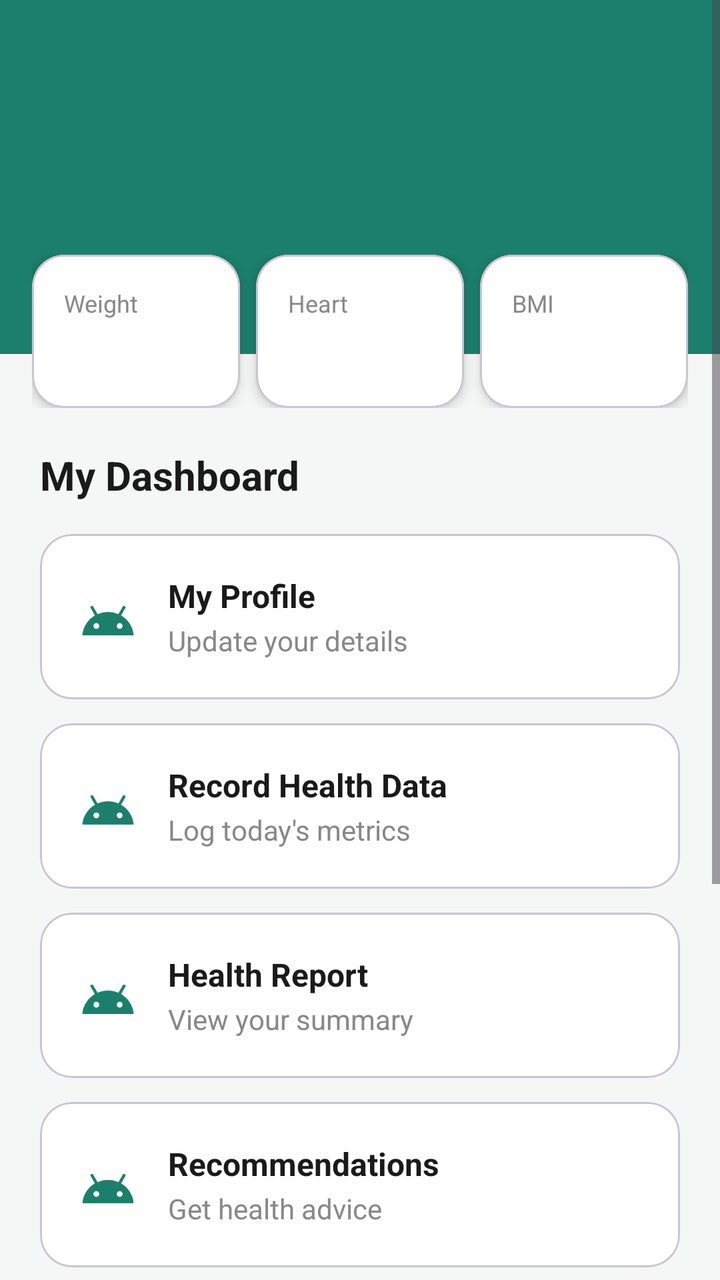
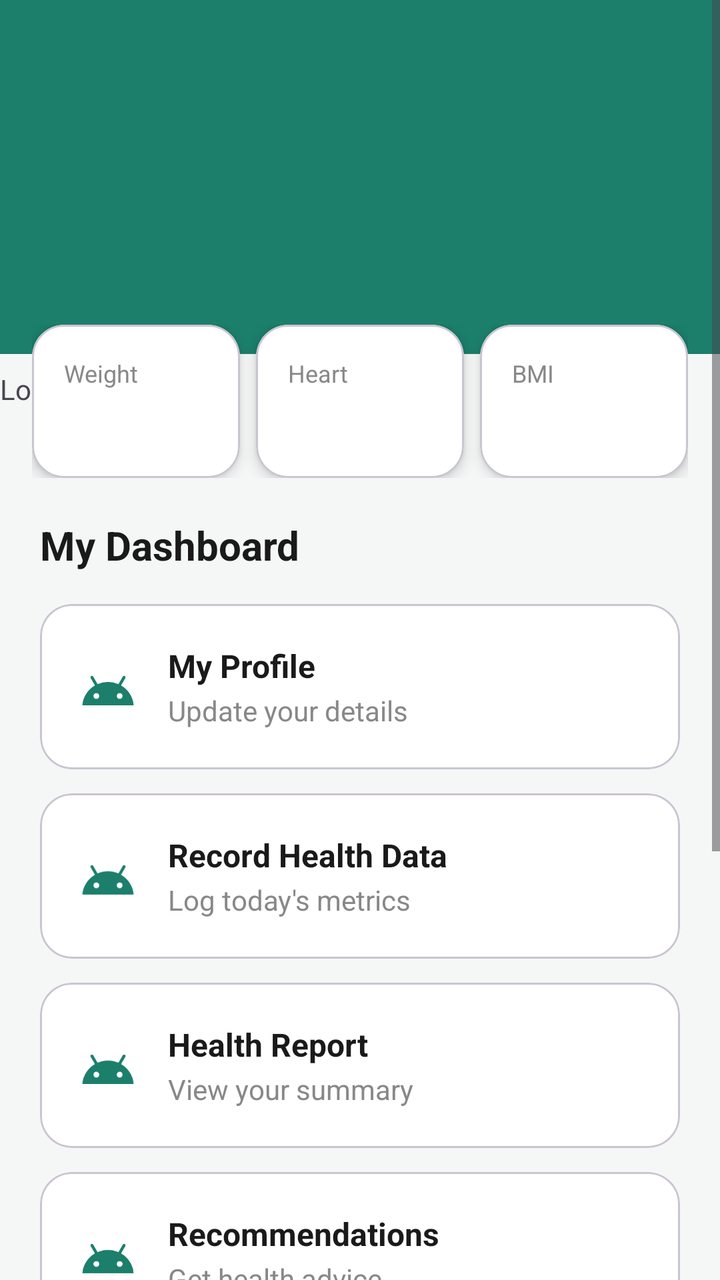

Two renders of the same Android screen: before a commit and after it. Below are the layout's source before the change and the commit's diff.
<!-- AndroidManifest.xml: application theme Theme.HealthierU -->
<!-- res/layout/activity_dashboard.xml -->
<?xml version="1.0" encoding="utf-8"?>
<ScrollView xmlns:android="http://schemas.android.com/apk/res/android"
    xmlns:app="http://schemas.android.com/apk/res-auto"
    android:layout_width="match_parent"
    android:layout_height="match_parent"
    android:background="#F4F7F6">

    <LinearLayout
        android:layout_width="match_parent"
        android:layout_height="wrap_content"
        android:orientation="vertical">

        
        <LinearLayout
            android:layout_width="match_parent"
            android:layout_height="wrap_content"
            android:background="@color/primary"
            android:orientation="vertical"
            android:paddingStart="24dp"
            android:paddingTop="40dp"
            android:paddingEnd="24dp"
            android:paddingBottom="70dp">

            <TextView
                android:id="@+id/tvGreeting"
                android:layout_width="wrap_content"
                android:layout_height="wrap_content"
                android:textColor="@android:color/white"
                android:textSize="28sp"
                android:textStyle="bold" />

            <TextView
                android:id="@+id/tvGoal"
                android:layout_width="wrap_content"
                android:layout_height="wrap_content"
                android:layout_marginTop="8dp"
                android:textColor="#CCFFFFFF"
                android:textSize="16sp" />
        </LinearLayout>

        
        <LinearLayout
            android:layout_width="match_parent"
            android:layout_height="wrap_content"
            android:layout_marginStart="16dp"
            android:layout_marginTop="-50dp"
            android:layout_marginEnd="16dp"
            android:orientation="horizontal"
            android:elevation="8dp">

            
            <com.google.android.material.card.MaterialCardView
                android:layout_width="0dp"
                android:layout_height="wrap_content"
                android:layout_marginEnd="8dp"
                android:layout_weight="1"
                app:cardBackgroundColor="@android:color/white"
                app:cardCornerRadius="16dp"
                app:cardElevation="4dp">
                <LinearLayout
                    android:layout_width="match_parent"
                    android:layout_height="wrap_content"
                    android:orientation="vertical"
                    android:padding="16dp">
                    <TextView android:layout_width="wrap_content" android:layout_height="wrap_content" android:text="Weight" android:textColor="#888888" android:textSize="12sp" />
                    <TextView android:id="@+id/tvWeight" android:layout_width="wrap_content" android:layout_height="wrap_content" android:layout_marginTop="4dp" android:textColor="#1A1A1A" android:textSize="18sp" android:textStyle="bold" />
                </LinearLayout>
            </com.google.android.material.card.MaterialCardView>

            
            <com.google.android.material.card.MaterialCardView
                android:layout_width="0dp"
                android:layout_height="wrap_content"
                android:layout_marginEnd="8dp"
                android:layout_weight="1"
                app:cardBackgroundColor="@android:color/white"
                app:cardCornerRadius="16dp"
                app:cardElevation="4dp">
                <LinearLayout
                    android:layout_width="match_parent"
                    android:layout_height="wrap_content"
                    android:orientation="vertical"
                    android:padding="16dp">
                    <TextView android:layout_width="wrap_content" android:layout_height="wrap_content" android:text="Heart" android:textColor="#888888" android:textSize="12sp" />
                    <TextView android:id="@+id/tvHeart" android:layout_width="wrap_content" android:layout_height="wrap_content" android:layout_marginTop="4dp" android:textColor="@color/coral" android:textSize="18sp" android:textStyle="bold" />
                </LinearLayout>
            </com.google.android.material.card.MaterialCardView>

            
            <com.google.android.material.card.MaterialCardView
                android:layout_width="0dp"
                android:layout_height="wrap_content"
                android:layout_weight="1"
                app:cardBackgroundColor="@android:color/white"
                app:cardCornerRadius="16dp"
                app:cardElevation="4dp">
                <LinearLayout
                    android:layout_width="match_parent"
                    android:layout_height="wrap_content"
                    android:orientation="vertical"
                    android:padding="16dp">
                    <TextView android:layout_width="wrap_content" android:layout_height="wrap_content" android:text="BMI" android:textColor="#888888" android:textSize="12sp" />
                    <TextView android:id="@+id/tvBmi" android:layout_width="wrap_content" android:layout_height="wrap_content" android:layout_marginTop="4dp" android:textColor="@color/primary" android:textSize="18sp" android:textStyle="bold" />
                </LinearLayout>
            </com.google.android.material.card.MaterialCardView>
        </LinearLayout>

        
        <LinearLayout
            android:layout_width="match_parent"
            android:layout_height="wrap_content"
            android:orientation="vertical"
            android:padding="20dp">

            <TextView
                android:layout_width="wrap_content"
                android:layout_height="wrap_content"
                android:layout_marginBottom="16dp"
                android:text="My Dashboard"
                android:textColor="#1A1A1A"
                android:textSize="20sp"
                android:textStyle="bold" />

            
            <com.google.android.material.card.MaterialCardView
                android:id="@+id/cardProfile"
                android:layout_width="match_parent"
                android:layout_height="wrap_content"
                android:layout_marginBottom="12dp"
                android:clickable="true"
                android:focusable="true"
                app:cardBackgroundColor="@android:color/white"
                app:cardCornerRadius="16dp"
                app:cardElevation="1dp">
                <LinearLayout android:layout_width="match_parent" android:layout_height="wrap_content" android:gravity="center_vertical" android:orientation="horizontal" android:padding="20dp">
                    <ImageView android:layout_width="28dp" android:layout_height="28dp" android:src="@drawable/ic_menu_person" app:tint="@color/primary" />
                    <LinearLayout android:layout_width="0dp" android:layout_height="wrap_content" android:layout_marginStart="16dp" android:layout_weight="1" android:orientation="vertical">
                        <TextView android:layout_width="wrap_content" android:layout_height="wrap_content" android:text="My Profile" android:textColor="#1A1A1A" android:textSize="16sp" android:textStyle="bold" />
                        <TextView android:layout_width="wrap_content" android:layout_height="wrap_content" android:layout_marginTop="2dp" android:text="Update your details" android:textColor="#888888" android:textSize="14sp" />
                    </LinearLayout>
                </LinearLayout>
            </com.google.android.material.card.MaterialCardView>

            
            <com.google.android.material.card.MaterialCardView
                android:id="@+id/cardRecord"
                android:layout_width="match_parent"
                android:layout_height="wrap_content"
                android:layout_marginBottom="12dp"
                android:clickable="true"
                android:focusable="true"
                app:cardBackgroundColor="@android:color/white"
                app:cardCornerRadius="16dp"
                app:cardElevation="1dp">
                <LinearLayout android:layout_width="match_parent" android:layout_height="wrap_content" android:gravity="center_vertical" android:orientation="horizontal" android:padding="20dp">
                    <ImageView android:layout_width="28dp" android:layout_height="28dp" android:src="@drawable/ic_menu_edit" app:tint="@color/primary" />
                    <LinearLayout android:layout_width="0dp" android:layout_height="wrap_content" android:layout_marginStart="16dp" android:layout_weight="1" android:orientation="vertical">
                        <TextView android:layout_width="wrap_content" android:layout_height="wrap_content" android:text="Record Health Data" android:textColor="#1A1A1A" android:textSize="16sp" android:textStyle="bold" />
                        <TextView android:layout_width="wrap_content" android:layout_height="wrap_content" android:layout_marginTop="2dp" android:text="Log today's metrics" android:textColor="#888888" android:textSize="14sp" />
                    </LinearLayout>
                </LinearLayout>
            </com.google.android.material.card.MaterialCardView>

            
            <com.google.android.material.card.MaterialCardView
                android:id="@+id/cardReport"
                android:layout_width="match_parent"
                android:layout_height="wrap_content"
                android:layout_marginBottom="12dp"
                android:clickable="true"
                android:focusable="true"
                app:cardBackgroundColor="@android:color/white"
                app:cardCornerRadius="16dp"
                app:cardElevation="1dp">
                <LinearLayout android:layout_width="match_parent" android:layout_height="wrap_content" android:gravity="center_vertical" android:orientation="horizontal" android:padding="20dp">
                    <ImageView android:layout_width="28dp" android:layout_height="28dp" android:src="@drawable/ic_menu_report" app:tint="@color/primary" />
                    <LinearLayout android:layout_width="0dp" android:layout_height="wrap_content" android:layout_marginStart="16dp" android:layout_weight="1" android:orientation="vertical">
                        <TextView android:layout_width="wrap_content" android:layout_height="wrap_content" android:text="Health Report" android:textColor="#1A1A1A" android:textSize="16sp" android:textStyle="bold" />
                        <TextView android:layout_width="wrap_content" android:layout_height="wrap_content" android:layout_marginTop="2dp" android:text="View your summary" android:textColor="#888888" android:textSize="14sp" />
                    </LinearLayout>
                </LinearLayout>
            </com.google.android.material.card.MaterialCardView>

            
            <com.google.android.material.card.MaterialCardView
                android:id="@+id/cardAdvice"
                android:layout_width="match_parent"
                android:layout_height="wrap_content"
                android:layout_marginBottom="12dp"
                android:clickable="true"
                android:focusable="true"
                app:cardBackgroundColor="@android:color/white"
                app:cardCornerRadius="16dp"
                app:cardElevation="1dp">
                <LinearLayout android:layout_width="match_parent" android:layout_height="wrap_content" android:gravity="center_vertical" android:orientation="horizontal" android:padding="20dp">
                    <ImageView android:layout_width="28dp" android:layout_height="28dp" android:src="@drawable/ic_menu_lightbulb" app:tint="@color/primary" />
                    <LinearLayout android:layout_width="0dp" android:layout_height="wrap_content" android:layout_marginStart="16dp" android:layout_weight="1" android:orientation="vertical">
                        <TextView android:layout_width="wrap_content" android:layout_height="wrap_content" android:text="Recommendations" android:textColor="#1A1A1A" android:textSize="16sp" android:textStyle="bold" />
                        <TextView android:layout_width="wrap_content" android:layout_height="wrap_content" android:layout_marginTop="2dp" android:text="Get health advice" android:textColor="#888888" android:textSize="14sp" />
                    </LinearLayout>
                </LinearLayout>
            </com.google.android.material.card.MaterialCardView>

            
            <com.google.android.material.card.MaterialCardView
                android:id="@+id/cardProgress"
                android:layout_width="match_parent"
                android:layout_height="wrap_content"
                android:layout_marginBottom="12dp"
                android:clickable="true"
                android:focusable="true"
                app:cardBackgroundColor="@android:color/white"
                app:cardCornerRadius="16dp"
                app:cardElevation="1dp">
                <LinearLayout android:layout_width="match_parent" android:layout_height="wrap_content" android:gravity="center_vertical" android:orientation="horizontal" android:padding="20dp">
                    <ImageView android:layout_width="28dp" android:layout_height="28dp" android:src="@drawable/ic_menu_chart" app:tint="@color/primary" />
                    <LinearLayout android:layout_width="0dp" android:layout_height="wrap_content" android:layout_marginStart="16dp" android:layout_weight="1" android:orientation="vertical">
                        <TextView android:layout_width="wrap_content" android:layout_height="wrap_content" android:text="My Progress" android:textColor="#1A1A1A" android:textSize="16sp" android:textStyle="bold" />
                        <TextView android:layout_width="wrap_content" android:layout_height="wrap_content" android:layout_marginTop="2dp" android:text="View charts and trends" android:textColor="#888888" android:textSize="14sp" />
                    </LinearLayout>
                </LinearLayout>
            </com.google.android.material.card.MaterialCardView>

            
            <com.google.android.material.card.MaterialCardView
                android:id="@+id/cardHistory"
                android:layout_width="match_parent"
                android:layout_height="wrap_content"
                android:layout_marginBottom="12dp"
                android:clickable="true"
                android:focusable="true"
                app:cardBackgroundColor="@android:color/white"
                app:cardCornerRadius="16dp"
                app:cardElevation="1dp">
                <LinearLayout android:layout_width="match_parent" android:layout_height="wrap_content" android:gravity="center_vertical" android:orientation="horizontal" android:padding="20dp">
                    <ImageView android:layout_width="28dp" android:layout_height="28dp" android:src="@drawable/ic_menu_history" app:tint="@color/primary" />
                    <LinearLayout android:layout_width="0dp" android:layout_height="wrap_content" android:layout_marginStart="16dp" android:layout_weight="1" android:orientation="vertical">
                        <TextView android:layout_width="wrap_content" android:layout_height="wrap_content" android:text="My History" android:textColor="#1A1A1A" android:textSize="16sp" android:textStyle="bold" />
                        <TextView android:layout_width="wrap_content" android:layout_height="wrap_content" android:layout_marginTop="2dp" android:text="Review past entries" android:textColor="#888888" android:textSize="14sp" />
                    </LinearLayout>
                </LinearLayout>
            </com.google.android.material.card.MaterialCardView>

            
            <com.google.android.material.button.MaterialButton
                android:id="@+id/btnLogout"
                style="@style/Widget.Material3.Button.OutlinedButton"
                android:layout_width="match_parent"
                android:layout_height="wrap_content"
                android:layout_marginTop="24dp"
                android:text="Sign out"
                android:textColor="@color/coral"
                app:strokeColor="@color/coral" />

        </LinearLayout>
    </LinearLayout>
</ScrollView>
<!-- resources referenced by this layout -->
<resources>
  <color name="coral">#E76F51</color>
  <color name="primary">#1B7F6B</color>
  <!-- drawable ic_menu_chart (drawable) -->
  <vector xmlns:android="http://schemas.android.com/apk/res/android" android:height="24dp" android:tint="#000000" android:viewportHeight="24" android:viewportWidth="24" android:width="24dp">
          
      <path android:fillColor="#FF000000" android:pathData="M17.6,11.48 L19.44,8.3a0.63,0.63 0,0 0,-1.09 -0.63l-1.88,3.24a11.43,11.43 0,0 0,-8.94 0L5.65,7.67a0.63,0.63 0,0 0,-1.09 0.63L6.4,11.48A10.81,10.81 0,0 0,1 20L23,20A10.81,10.81 0,0 0,17.6 11.48ZM7,17.25A1.25,1.25 0,1 1,8.25 16,1.25 1.25,0 0,1 7,17.25ZM17,17.25A1.25,1.25 0,1 1,18.25 16,1.25 1.25,0 0,1 17,17.25Z"/>
      
  </vector>
  <!-- drawable ic_menu_edit (drawable) -->
  <vector xmlns:android="http://schemas.android.com/apk/res/android" android:height="24dp" android:tint="#000000" android:viewportHeight="24" android:viewportWidth="24" android:width="24dp">
          
      <path android:fillColor="#FF000000" android:pathData="M17.6,11.48 L19.44,8.3a0.63,0.63 0,0 0,-1.09 -0.63l-1.88,3.24a11.43,11.43 0,0 0,-8.94 0L5.65,7.67a0.63,0.63 0,0 0,-1.09 0.63L6.4,11.48A10.81,10.81 0,0 0,1 20L23,20A10.81,10.81 0,0 0,17.6 11.48ZM7,17.25A1.25,1.25 0,1 1,8.25 16,1.25 1.25,0 0,1 7,17.25ZM17,17.25A1.25,1.25 0,1 1,18.25 16,1.25 1.25,0 0,1 17,17.25Z"/>
      
  </vector>
  <!-- drawable ic_menu_history (drawable) -->
  <vector xmlns:android="http://schemas.android.com/apk/res/android" android:height="24dp" android:tint="#000000" android:viewportHeight="24" android:viewportWidth="24" android:width="24dp">
          
      <path android:fillColor="#FF000000" android:pathData="M17.6,11.48 L19.44,8.3a0.63,0.63 0,0 0,-1.09 -0.63l-1.88,3.24a11.43,11.43 0,0 0,-8.94 0L5.65,7.67a0.63,0.63 0,0 0,-1.09 0.63L6.4,11.48A10.81,10.81 0,0 0,1 20L23,20A10.81,10.81 0,0 0,17.6 11.48ZM7,17.25A1.25,1.25 0,1 1,8.25 16,1.25 1.25,0 0,1 7,17.25ZM17,17.25A1.25,1.25 0,1 1,18.25 16,1.25 1.25,0 0,1 17,17.25Z"/>
      
  </vector>
  <!-- drawable ic_menu_person (drawable) -->
  <vector xmlns:android="http://schemas.android.com/apk/res/android" android:height="24dp" android:tint="#000000" android:viewportHeight="24" android:viewportWidth="24" android:width="24dp">
          
      <path android:fillColor="#FF000000" android:pathData="M17.6,11.48 L19.44,8.3a0.63,0.63 0,0 0,-1.09 -0.63l-1.88,3.24a11.43,11.43 0,0 0,-8.94 0L5.65,7.67a0.63,0.63 0,0 0,-1.09 0.63L6.4,11.48A10.81,10.81 0,0 0,1 20L23,20A10.81,10.81 0,0 0,17.6 11.48ZM7,17.25A1.25,1.25 0,1 1,8.25 16,1.25 1.25,0 0,1 7,17.25ZM17,17.25A1.25,1.25 0,1 1,18.25 16,1.25 1.25,0 0,1 17,17.25Z"/>
      
  </vector>
  <!-- drawable ic_menu_report (drawable) -->
  <vector xmlns:android="http://schemas.android.com/apk/res/android" android:height="24dp" android:tint="#000000" android:viewportHeight="24" android:viewportWidth="24" android:width="24dp">
          
      <path android:fillColor="#FF000000" android:pathData="M17.6,11.48 L19.44,8.3a0.63,0.63 0,0 0,-1.09 -0.63l-1.88,3.24a11.43,11.43 0,0 0,-8.94 0L5.65,7.67a0.63,0.63 0,0 0,-1.09 0.63L6.4,11.48A10.81,10.81 0,0 0,1 20L23,20A10.81,10.81 0,0 0,17.6 11.48ZM7,17.25A1.25,1.25 0,1 1,8.25 16,1.25 1.25,0 0,1 7,17.25ZM17,17.25A1.25,1.25 0,1 1,18.25 16,1.25 1.25,0 0,1 17,17.25Z"/>
      
  </vector>
  <style name="Theme.HealthierU" parent="Base.Theme.HealthierU" />
  <style name="Base.Theme.HealthierU" parent="Theme.Material3.Light">
          <item name="colorPrimary">@color/primary</item>
          <item name="colorOnPrimary">@color/white</item>
          <item name="colorSecondary">@color/navy</item>
          <item name="android:windowBackground">@color/background</item>
          <item name="android:statusBarColor">@color/primary_dark</item>
      </style>
  <color name="white">#FFFFFFFF</color>
  <color name="navy">#22334A</color>
  <color name="background">#F6FAF8</color>
  <color name="primary_dark">#14594B</color>
  <!-- unchanged entries left out for length: 1 -->
</resources>

<!-- the commit's change to res/layout/activity_dashboard.xml (unified diff, before → after) -->
@@ -37,6 +37,14 @@
                 android:textColor="#CCFFFFFF"
                 android:textSize="16sp" />
         </LinearLayout>
+        <TextView
+            android:id="@+id/tvTip"
+            android:layout_width="match_parent"
+            android:layout_height="wrap_content"
+            android:paddingTop="8dp"
+            android:paddingBottom="8dp"
+            android:text="Loading tip..."
+            android:textSize="14sp" />
 
         
         <LinearLayout
